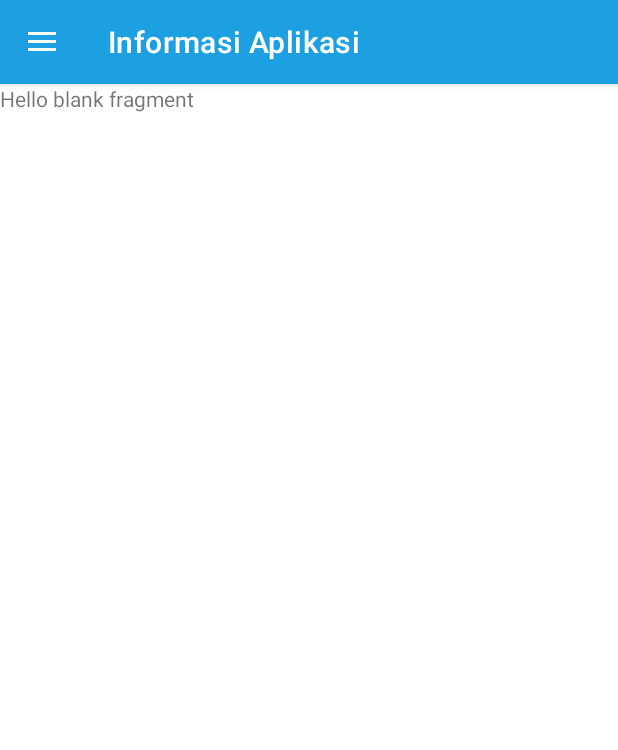
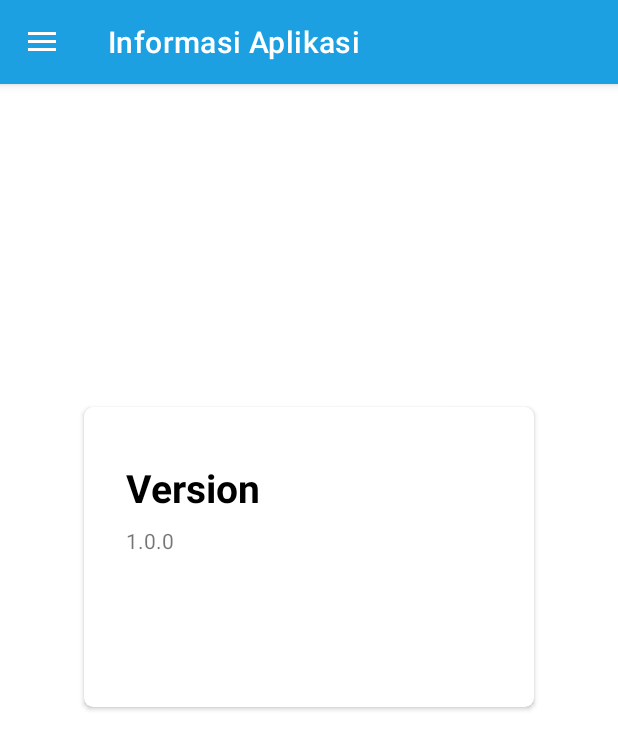
Before and after one commit to kangketik00/OurTour, an Android app: the screen it shows after launch (MainActivity), in the side drawer, after a tap on "Informasi Aplikasi", on a phone screen of 412 x 824 dp. Shown: the top 750 px of the screen. Run offline under Robolectric (Android 15) with nearby library versions, the phone set to English and light mode, and no system bars.

Commit message:
create informasi

```diff
--- /dev/null
+++ b/app/src/main/java/com/makmurjaya/ourtour/models/InformasiItemModel.java
@@ -0,0 +1,12 @@
+package com.makmurjaya.ourtour.models;
+// Tanggal Pengerjaan: 23-07-2022
+// Rizal Sihombing - 10119028 - IF1
+
+public class InformasiItemModel {
+    public String title, desc;
+
+    public InformasiItemModel(String title, String desc) {
+        this.title = title;
+        this.desc = desc;
+    }
+}
--- a/app/src/main/java/com/makmurjaya/ourtour/view/informasi/InformasiFragment.java
+++ b/app/src/main/java/com/makmurjaya/ourtour/view/informasi/InformasiFragment.java
@@ -1,66 +1,55 @@
 package com.makmurjaya.ourtour.view.informasi;
+// Tanggal Pengerjaan: 23-07-2022
+// Rizal Sihombing - 10119028 - IF1
 
 import android.os.Bundle;
 
 import androidx.fragment.app.Fragment;
+import androidx.viewpager2.widget.ViewPager2;
 
 import android.view.LayoutInflater;
 import android.view.View;
 import android.view.ViewGroup;
 
 import com.makmurjaya.ourtour.R;
+import com.makmurjaya.ourtour.models.InformasiItemModel;
 
-/**
- * A simple {@link Fragment} subclass.
- * Use the {@link InformasiFragment#newInstance} factory method to
- * create an instance of this fragment.
- */
+import java.util.ArrayList;
+import java.util.List;
+
 public class InformasiFragment extends Fragment {
-
-    // TODO: Rename parameter arguments, choose names that match
-    // the fragment initialization parameters, e.g. ARG_ITEM_NUMBER
-    private static final String ARG_PARAM1 = "param1";
-    private static final String ARG_PARAM2 = "param2";
-
-    // TODO: Rename and change types of parameters
-    private String mParam1;
-    private String mParam2;
-
-    public InformasiFragment() {
-        // Required empty public constructor
-    }
-
-    /**
-     * Use this factory method to create a new instance of
-     * this fragment using the provided parameters.
-     *
-     * @param param1 Parameter 1.
-     * @param param2 Parameter 2.
-     * @return A new instance of fragment InformasiFragment.
-     */
-    // TODO: Rename and change types and number of parameters
-    public static InformasiFragment newInstance(String param1, String param2) {
-        InformasiFragment fragment = new InformasiFragment();
-        Bundle args = new Bundle();
-        args.putString(ARG_PARAM1, param1);
-        args.putString(ARG_PARAM2, param2);
-        fragment.setArguments(args);
-        return fragment;
-    }
-
-    @Override
-    public void onCreate(Bundle savedInstanceState) {
-        super.onCreate(savedInstanceState);
-        if (getArguments() != null) {
-            mParam1 = getArguments().getString(ARG_PARAM1);
-            mParam2 = getArguments().getString(ARG_PARAM2);
-        }
-    }
+    ViewPager2 viewPager2;
+    List<InformasiItemModel> informasiList;
 
     @Override
     public View onCreateView(LayoutInflater inflater, ViewGroup container,
                              Bundle savedInstanceState) {
         // Inflate the layout for this fragment
-        return inflater.inflate(R.layout.fragment_informasi, container, false);
+        View view = inflater.inflate(R.layout.fragment_informasi, container, false);
+
+        viewPager2 = view.findViewById(R.id.viewpager);
+        informasiList = new ArrayList<>();
+
+        String[] judul = {"Version", "Tentang"};
+        String[] desc = {
+                "1.0.0",
+                "OurTour adalah aplikasi untuk mencari destinasi wisata, untuk saat ini aplikasi hanya berisi destinasi wisata yang ada pada sekitar bandung",
+        };
+
+        for (int i = 0; i < judul.length; i++) {
+            InformasiItemModel item = new InformasiItemModel(judul[i], desc[i]);
+            informasiList.add(item);
+        }
+
+        ViewPagerInformasiAdapter adapter = new ViewPagerInformasiAdapter(informasiList);
+
+        viewPager2.setAdapter(adapter);
+        viewPager2.setClipToPadding(false);
+        viewPager2.setClipChildren(false);
+        viewPager2.setOffscreenPageLimit(2);
+        viewPager2.getChildAt(0).setOverScrollMode(View.OVER_SCROLL_NEVER);
+
+
+        return view;
     }
 }
--- /dev/null
+++ b/app/src/main/java/com/makmurjaya/ourtour/view/informasi/ViewPagerInformasiAdapter.java
@@ -0,0 +1,58 @@
+package com.makmurjaya.ourtour.view.informasi;
+// Tanggal Pengerjaan: 23-07-2022
+// Rizal Sihombing - 10119028 - IF1
+
+import android.view.LayoutInflater;
+import android.view.View;
+import android.view.ViewGroup;
+import android.widget.TextView;
+
+import androidx.annotation.NonNull;
+import androidx.recyclerview.widget.RecyclerView;
+
+import com.makmurjaya.ourtour.R;
+import com.makmurjaya.ourtour.models.InformasiItemModel;
+
+import java.util.List;
+
+public class ViewPagerInformasiAdapter extends RecyclerView.Adapter<ViewPagerInformasiAdapter.ViewHolder>{
+    List<InformasiItemModel> informasiList;
+
+    public ViewPagerInformasiAdapter(List<InformasiItemModel> informasiList) {
+        this.informasiList = informasiList;
+    }
+
+
+    @NonNull
+    @Override
+    public ViewHolder onCreateViewHolder(@NonNull ViewGroup parent, int viewType) {
+        View view = LayoutInflater.from(parent.getContext())
+                .inflate(R.layout.viewpager_informasi,parent,false);
+
+        return new ViewHolder(view);
+    }
+
+    @Override
+    public void onBindViewHolder(@NonNull ViewHolder holder, int position) {
+        InformasiItemModel informasiItem = informasiList.get(position);
+        holder.title.setText(informasiItem.title);
+        holder.desc.setText(informasiItem.desc);
+    }
+
+    @Override
+    public int getItemCount() {
+        if(informasiList != null) return informasiList.size();
+        return 0;
+    }
+
+    public class ViewHolder extends RecyclerView.ViewHolder{
+        TextView title, desc;
+
+
+        public ViewHolder(@NonNull View itemView) {
+            super(itemView);
+            title = itemView.findViewById(R.id.title_informasi);
+            desc = itemView.findViewById(R.id.desc_informasi);
+        }
+    }
+}
--- a/app/src/main/java/com/makmurjaya/ourtour/view/profile/ViewPagerProfileAdapter.java
+++ b/app/src/main/java/com/makmurjaya/ourtour/view/profile/ViewPagerProfileAdapter.java
@@ -1,9 +1,5 @@
 package com.makmurjaya.ourtour.view.profile;
-// Tanggal Pengerjaan: 24-07-2022
-// Hayin Ananta - 10119005 - IF1
-// Ilham Zaki - 10119006 - IF1
-// Rizal Sihombing - 10119028 - IF1
-// Muhammad Ikhlas Naufalsyah Ranau - 10119022 - IF1
+// Tanggal Pengerjaan: 01-08-2022
 // Dandi Ahmadin - 10119033 - IF1
 import android.view.LayoutInflater;
 import android.view.View;
--- a/app/src/main/res/layout/fragment_informasi.xml
+++ b/app/src/main/res/layout/fragment_informasi.xml
@@ -1,14 +1,21 @@
 <?xml version="1.0" encoding="utf-8"?>
-<FrameLayout xmlns:android="http://schemas.android.com/apk/res/android"
+<androidx.constraintlayout.widget.ConstraintLayout
+    xmlns:android="http://schemas.android.com/apk/res/android"
+    xmlns:app="http://schemas.android.com/apk/res-auto"
     xmlns:tools="http://schemas.android.com/tools"
     android:layout_width="match_parent"
     android:layout_height="match_parent"
     tools:context=".view.informasi.InformasiFragment">
 
     <!-- TODO: Update blank fragment layout -->
-    <TextView
+    <androidx.viewpager2.widget.ViewPager2
+        android:id="@+id/viewpager"
         android:layout_width="match_parent"
-        android:layout_height="match_parent"
-        android:text="@string/hello_blank_fragment" />
+        android:layout_height="wrap_content"
+        app:layout_constraintBottom_toBottomOf="parent"
+        app:layout_constraintEnd_toEndOf="parent"
+        app:layout_constraintVertical_bias=".376"
+        app:layout_constraintStart_toStartOf="parent"
+        app:layout_constraintTop_toTopOf="parent" />
 
-</FrameLayout>
+</androidx.constraintlayout.widget.ConstraintLayout>
--- /dev/null
+++ b/app/src/main/res/layout/viewpager_informasi.xml
@@ -0,0 +1,49 @@
+<?xml version="1.0" encoding="utf-8"?>
+
+<androidx.constraintlayout.widget.ConstraintLayout
+    xmlns:android="http://schemas.android.com/apk/res/android"
+    xmlns:app="http://schemas.android.com/apk/res-auto"
+    android:layout_width="match_parent"
+    android:layout_height="match_parent">
+    <LinearLayout
+        android:layout_width="wrap_content"
+        android:layout_height="wrap_content"
+        app:layout_constraintBottom_toBottomOf="parent"
+        app:layout_constraintEnd_toEndOf="parent"
+        app:layout_constraintHorizontal_bias="0.5"
+        app:layout_constraintStart_toStartOf="parent"
+        app:layout_constraintTop_toTopOf="parent">
+        <androidx.cardview.widget.CardView
+            android:layout_width="match_parent"
+            android:layout_height="wrap_content"
+            android:layout_margin="8dp"
+            app:cardCornerRadius="6dp"
+            android:elevation="8dp">
+            <RelativeLayout
+                android:layout_width="wrap_content"
+                android:layout_height="wrap_content"
+                android:minWidth="300dp"
+                android:padding="20dp"
+                android:minHeight="200dp">
+                <TextView
+                    android:layout_width="wrap_content"
+                    android:layout_height="wrap_content"
+                    android:id="@+id/title_informasi"
+                    android:layout_marginStart="8dp"
+                    android:layout_marginTop="16dp"
+                    android:text="Judul"
+                    android:textColor="@color/black"
+                    android:textSize="26dp"
+                    android:textStyle="bold"/>
+
+                <TextView
+                    android:layout_width="wrap_content"
+                    android:layout_height="wrap_content"
+                    android:id="@+id/desc_informasi"
+                    android:layout_below="@id/title_informasi"
+                    android:layout_margin="8dp"
+                    android:text="Deskripsi"/>
+            </RelativeLayout>
+        </androidx.cardview.widget.CardView>
+    </LinearLayout>
+</androidx.constraintlayout.widget.ConstraintLayout>
```
